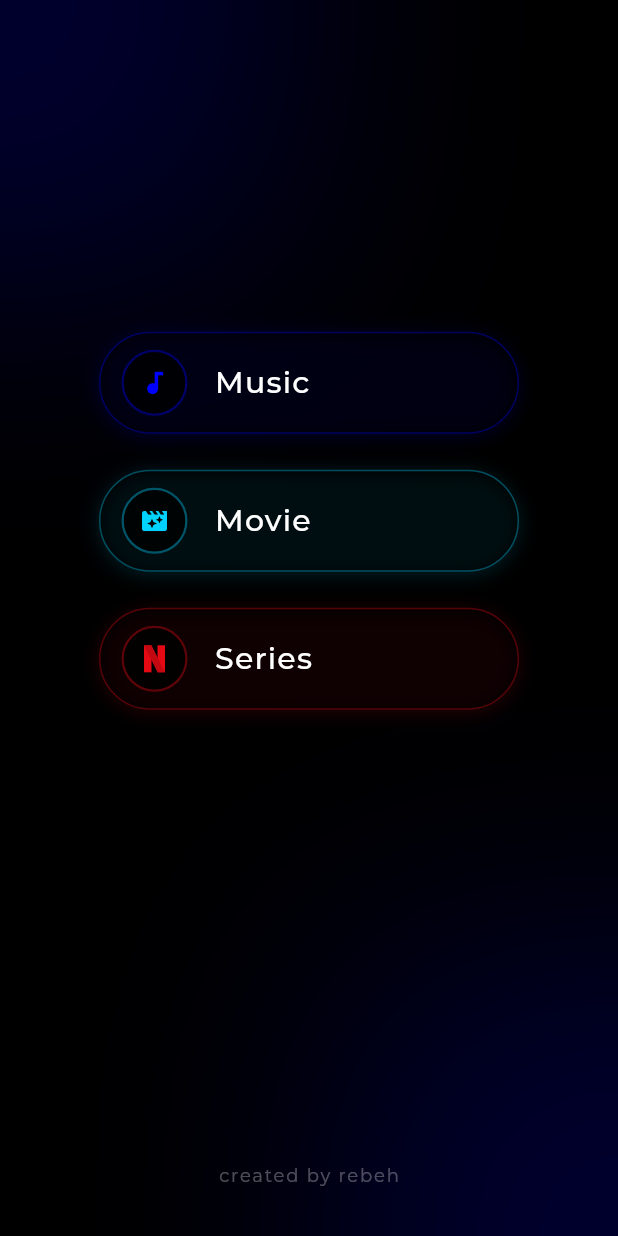
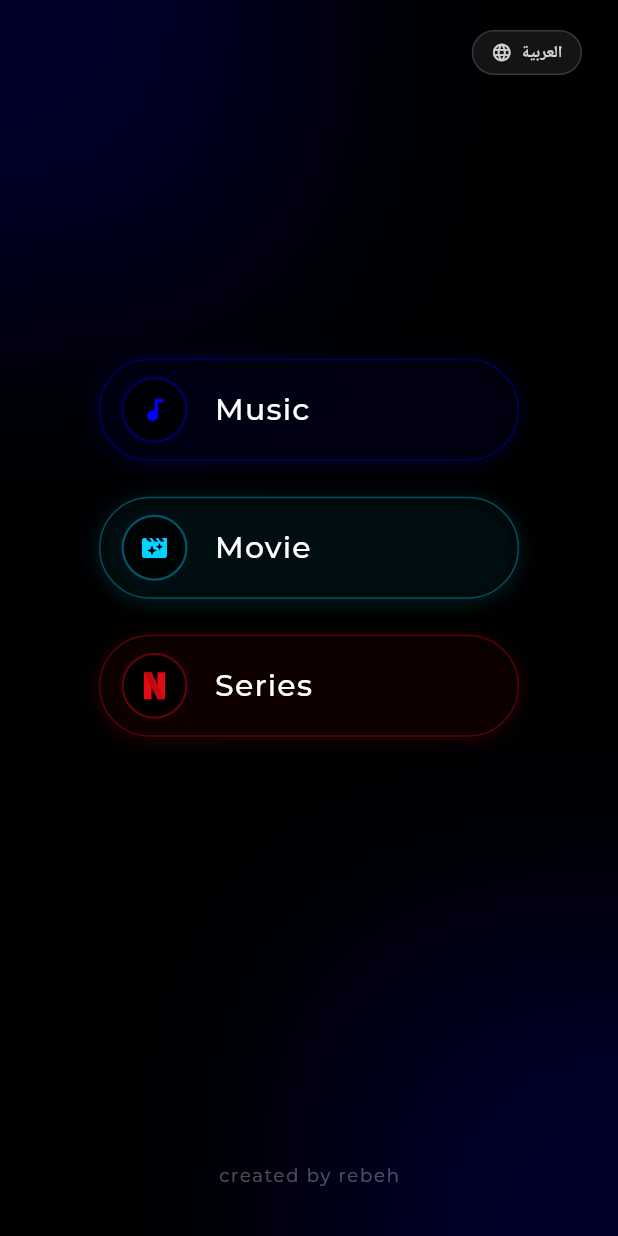
Before and after one commit to rebehhalkoum93-cmyk/suggestion-app, a Flutter app: the screen it shows after launch, on a phone screen of 412 x 824 dp. Run offline on Flutter 3.47's test engine with Material 3 defaults, Android fonts, the phone set to English and light mode, and no system bars; our stand-ins replace dio, google_fonts.

Commit message:
last version

```diff
--- /dev/null
+++ b/sug/lib/models/language_settings.dart
@@ -0,0 +1,16 @@
+import 'package:flutter/material.dart';
+
+enum Language {
+  en,
+  ar,
+}
+
+class LanguageSettings {
+  static final ValueNotifier<Language> currentLanguage = ValueNotifier<Language>(Language.en);
+
+  static bool get isArabic => currentLanguage.value == Language.ar;
+
+  static void toggleLanguage() {
+    currentLanguage.value = currentLanguage.value == Language.en ? Language.ar : Language.en;
+  }
+}
--- a/sug/lib/pages/landing_page.dart
+++ b/sug/lib/pages/landing_page.dart
@@ -1,6 +1,7 @@
 import 'package:flutter/material.dart';
 import 'package:google_fonts/google_fonts.dart';
 import '../models/category_theme.dart';
+import '../models/language_settings.dart';
 import '../widgets/ambient_glow_background.dart';
 import '../widgets/category_selection_pill.dart';
 import 'questionnaire_page.dart';
@@ -10,8 +11,12 @@ class LandingPage extends StatelessWidget {
 
   @override
   Widget build(BuildContext context) {
+    return ValueListenableBuilder<Language>(
+      valueListenable: LanguageSettings.currentLanguage,
+      builder: (context, lang, _) {
+        final isArabic = LanguageSettings.isArabic;
+
         return AmbientGlowBackground(
-      // Landing page defaults to the default electric blue/mixed glow positions
           category: null,
           glowPositions: const [
             Alignment.topRight,
@@ -21,7 +26,49 @@ class LandingPage extends StatelessWidget {
             padding: const EdgeInsets.symmetric(horizontal: 24, vertical: 20),
             child: Column(
               children: [
-            // Top uninhibited space (reserved for status bar or system UI)
+                // Top header with language switch toggle button
+                SafeArea(
+                  child: Align(
+                    alignment: isArabic ? Alignment.topLeft : Alignment.topRight,
+                    child: GestureDetector(
+                      onTap: () {
+                        LanguageSettings.toggleLanguage();
+                      },
+                      child: AnimatedContainer(
+                        duration: const Duration(milliseconds: 200),
+                        padding: const EdgeInsets.symmetric(horizontal: 12, vertical: 6),
+                        decoration: BoxDecoration(
+                          color: Colors.white.withValues(alpha: 0.08),
+                          borderRadius: BorderRadius.circular(20),
+                          border: Border.all(
+                            color: Colors.white.withValues(alpha: 0.15),
+                            width: 1.0,
+                          ),
+                        ),
+                        child: Row(
+                          mainAxisSize: MainAxisSize.min,
+                          children: [
+                            Icon(
+                              Icons.language_rounded,
+                              size: 14,
+                              color: Colors.white.withValues(alpha: 0.8),
+                            ),
+                            const SizedBox(width: 6),
+                            Text(
+                              isArabic ? 'English' : 'العربية',
+                              style: GoogleFonts.montserrat(
+                                color: Colors.white.withValues(alpha: 0.8),
+                                fontSize: 11,
+                                fontWeight: FontWeight.w600,
+                              ),
+                            ),
+                          ],
+                        ),
+                      ),
+                    ),
+                  ),
+                ),
+
                 const Spacer(flex: 2),
 
                 // Centered selection pill container
@@ -51,12 +98,12 @@ class LandingPage extends StatelessWidget {
 
                 // Footer branding anchor
                 Text(
-              'created by rebeh',
+                  isArabic ? 'أنشئ بواسطة رابح' : 'created by rebeh',
                   style: GoogleFonts.montserrat(
                     color: Colors.white.withValues(alpha: 0.3),
                     fontSize: 12,
                     fontWeight: FontWeight.w400,
-                letterSpacing: 1.2,
+                    letterSpacing: isArabic ? 0.0 : 1.2,
                   ),
                 ),
 
@@ -64,6 +111,8 @@ class LandingPage extends StatelessWidget {
               ],
             ),
           ),
+        );
+      },
     );
   }
 
--- a/sug/lib/widgets/category_selection_pill.dart
+++ b/sug/lib/widgets/category_selection_pill.dart
@@ -1,6 +1,7 @@
 import 'package:flutter/material.dart';
 import 'package:google_fonts/google_fonts.dart';
 import '../models/category_theme.dart';
+import '../models/language_settings.dart';
 
 class CategorySelectionPill extends StatefulWidget {
   final CategoryType category;
@@ -44,8 +45,13 @@ class _CategorySelectionPillState extends State<CategorySelectionPill> with Sing
   @override
   Widget build(BuildContext context) {
     final color = widget.category.accentColor;
+    final isGlow = _isHovered || _isPressed;
+
+    return ValueListenableBuilder<Language>(
+      valueListenable: LanguageSettings.currentLanguage,
+      builder: (context, lang, _) {
         final displayName = widget.category.displayName;
-    final isGlow = _isHovered || _isPressed;
+        final isArabic = LanguageSettings.isArabic;
 
         return MouseRegion(
           onEnter: (_) => setState(() => _isHovered = true),
@@ -89,9 +95,11 @@ class _CategorySelectionPillState extends State<CategorySelectionPill> with Sing
                 ),
                 child: Padding(
                   padding: const EdgeInsets.symmetric(horizontal: 14),
+                  child: Directionality(
+                    textDirection: isArabic ? TextDirection.rtl : TextDirection.ltr,
                     child: Row(
                       children: [
-                  // Left Slot: Circular boundary with centered vector-style icon
+                        // Left/Right Slot: Circular boundary with icon
                         AnimatedContainer(
                           duration: const Duration(milliseconds: 200),
                           width: 44,
@@ -121,15 +129,15 @@ class _CategorySelectionPillState extends State<CategorySelectionPill> with Sing
                         ),
                         const SizedBox(width: 18),
 
-                  // Right Slot: High-contrast title label text
+                        // Right/Left Slot: High-contrast title label text
                         Expanded(
                           child: Text(
                             displayName,
                             style: GoogleFonts.montserrat(
                               color: Colors.white,
-                        fontSize: 20,
+                              fontSize: isArabic ? 18 : 20,
                               fontWeight: FontWeight.w500,
-                        letterSpacing: 0.8,
+                              letterSpacing: isArabic ? 0.0 : 0.8,
                             ),
                           ),
                         ),
@@ -139,6 +147,9 @@ class _CategorySelectionPillState extends State<CategorySelectionPill> with Sing
                 ),
               ),
             ),
+          ),
+        );
+      },
     );
   }
 }
```
Also changed, not shown: sug/lib/models/category_theme.dart (+9 -6 lines), sug/lib/models/recommendation_questions.dart (+115 -1 lines), sug/lib/pages/questionnaire_page.dart (+17 -8 lines), sug/lib/pages/recommendation_page.dart (+2 -9 lines), sug/lib/widgets/questionnaire_box_wrapper.dart (+14 -7 lines), sug/lib/widgets/system_navigation_button.dart (+5 -3 lines), 4 other files. Lines whose indentation alone changed are shown as unchanged.
